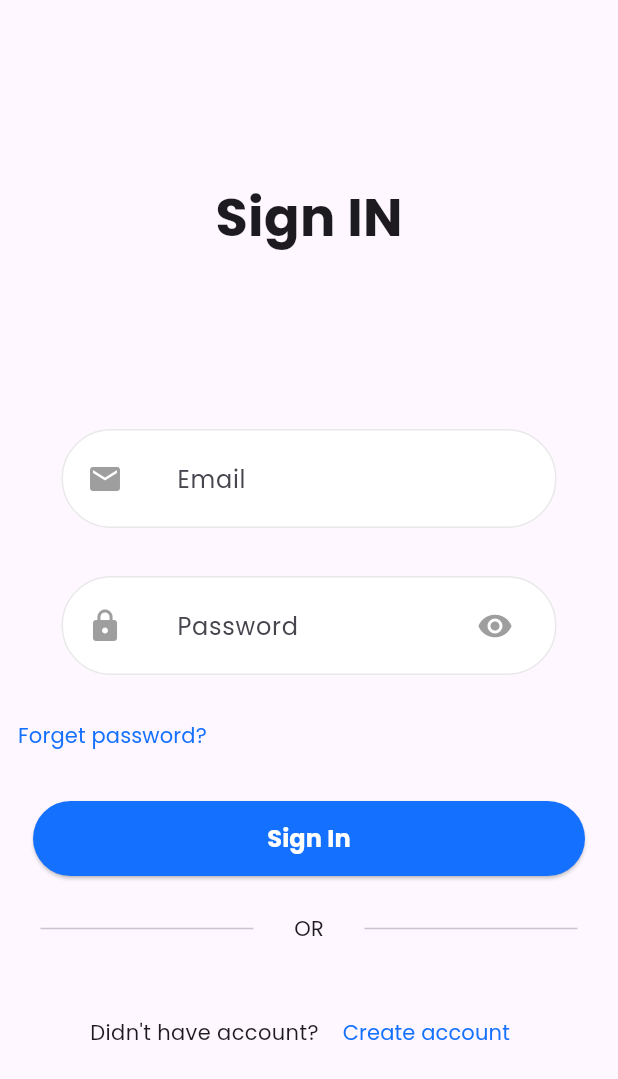
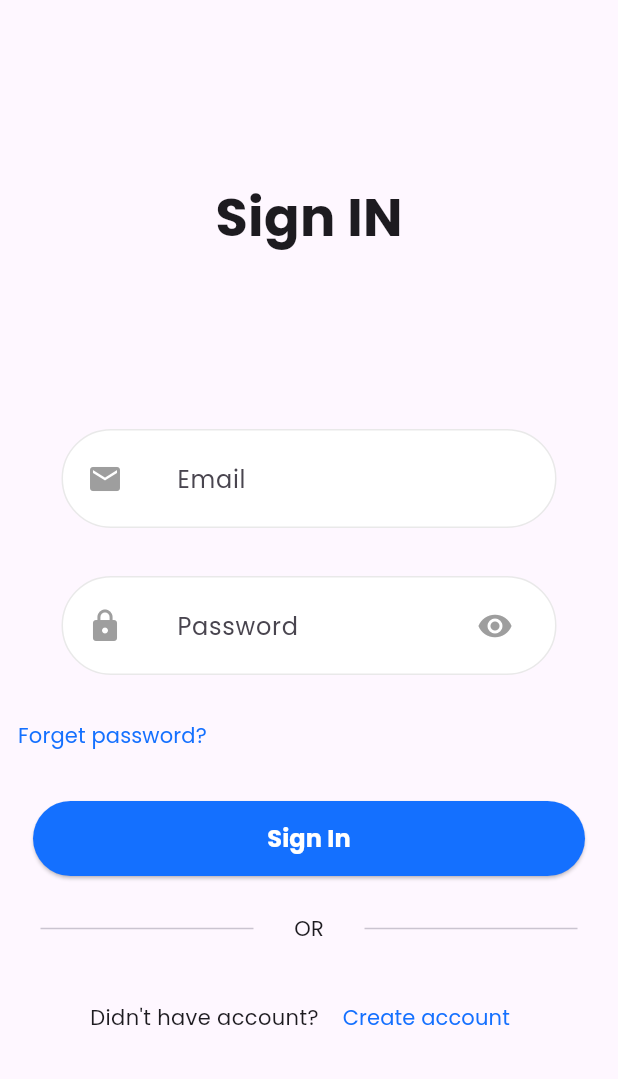
Before and after one commit to MohamedGamil13/Task_manger_app, a Flutter app: the screen it shows after launch, after a tap on "Get Started", on a phone screen of 412 x 824 dp. Shown: the top 1079 px of the screen. Run offline on Flutter 3.47's test engine with Material 3 defaults, Android fonts, the phone set to English and light mode, and no system bars; our stand-ins replace awesome_dialog, bloc, firebase_auth, firebase_core, flutter_bloc, hive and 1 more; accounts and stored records are empty.

Commit message:
Last commit

```diff
--- a/lib/widgets/sign_in_body.dart
+++ b/lib/widgets/sign_in_body.dart
@@ -127,7 +127,7 @@ class _SignInBodyState extends State<SignInBody> {
                   ),
                   SizedBox(height: 25),
                   HorzontailDivider(),
-                  SizedBox(height: 35),
+                  SizedBox(height: 25),
                   Row(
                     mainAxisAlignment: MainAxisAlignment.center,
                     children: [
```
Also changed, not shown: 1 other file.
